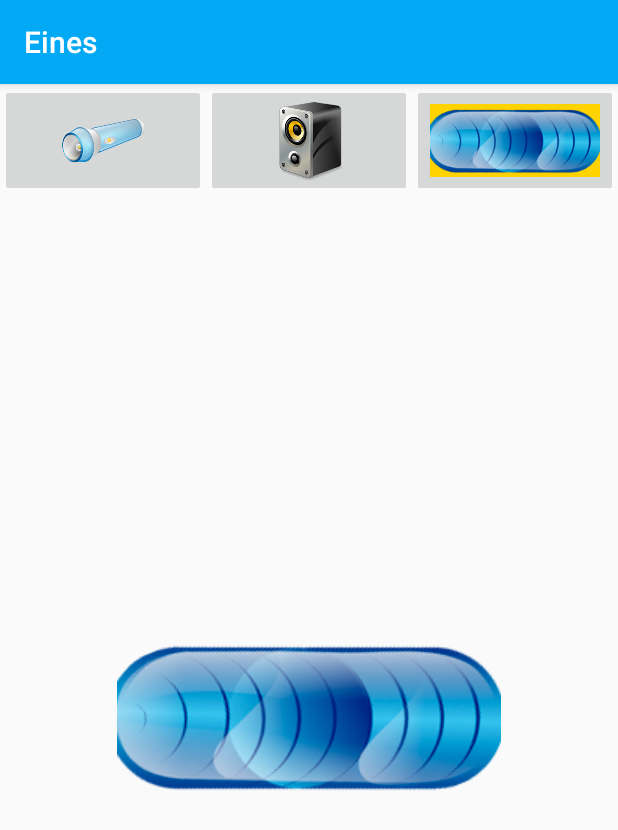
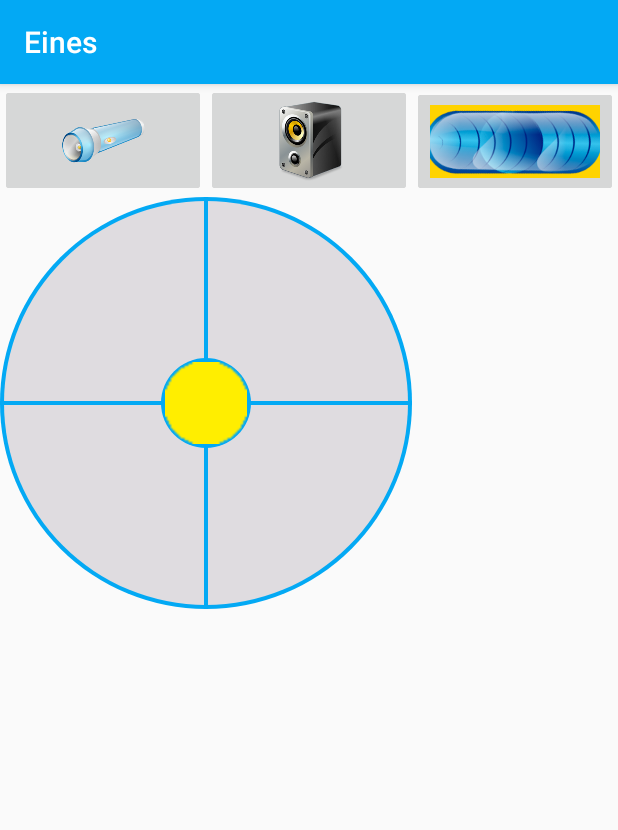
Before and after one commit to sgomera/FragmentsEines, an Android app: the screen it shows after launch (ActividadHerramientas), after a tap on an icon or button, on a phone screen of 412 x 824 dp. Shown: the top 830 px of the screen. Run offline under Robolectric (Android 15) with nearby library versions, the phone set to English and light mode, and no system bars; 1 statement that could not run was skipped.

Commit message:
Nivel working

```diff
--- a/app/src/main/java/com/example/eines/Menu.java
+++ b/app/src/main/java/com/example/eines/Menu.java
@@ -7,7 +7,6 @@ import android.app.Fragment;
 import android.view.LayoutInflater;
 import android.view.View;
 import android.view.ViewGroup;
-import android.widget.Button;
 import android.widget.ImageButton;
 
 
--- a/app/src/main/java/com/example/eines/Nivel.java
+++ b/app/src/main/java/com/example/eines/Nivel.java
@@ -1,29 +1,86 @@
 package com.example.eines;
 
 
+import android.content.Context;
+import android.graphics.Point;
+import android.hardware.Sensor;
+import android.hardware.SensorEvent;
+import android.hardware.SensorEventListener;
+import android.hardware.SensorManager;
+import android.os.Build;
 import android.os.Bundle;
 import android.app.Fragment;
+import android.support.annotation.RequiresApi;
+import android.view.Display;
 import android.view.LayoutInflater;
 import android.view.View;
 import android.view.ViewGroup;
+import android.view.WindowManager;
+import android.widget.Toast;
 
 
 /**
  * A simple {@link Fragment} subclass.
  */
-public class Nivel extends Fragment {
-
+public class Nivel extends Fragment implements SensorEventListener {
+    private SensorManager miManager;
+    private Sensor miSensor;
+    private NivelPantalla pantalla; //haurem de passar info al mètode ángulos de la classe
+                                    //nivelPantalla, per això hem de crear un objecte d'aquesta classa
 
     public Nivel() {
         // Required empty public constructor
     }
 
+    //no tinc clar pq sobreescriu el mètode onCreate i posa a dins allò que surt a la API del sensor Manager
+    @RequiresApi(api = Build.VERSION_CODES.M)
+    @Override
+    public void onCreate(Bundle savedInstanceState) {
+        super.onCreate(savedInstanceState);
+        //en l'exemple de la Api, s'està utilitzant el sensor manager en una activitat, nosaltres
+        //en canvi estem en un fragment. Per tant, el fragment haurà de passar informació a l'activitat
+        //pq en definitiva és la que controlarà tot això:
+        miManager = (SensorManager)getActivity().getSystemService(Context.SENSOR_SERVICE);
+        //amb això hem accedit als sensors del dispositiu i ara hem de crear l'objecte sensor concret:
+        miSensor = miManager.getDefaultSensor(Sensor.TYPE_ACCELEROMETER);
+
+
+        int lado = getResources().getConfiguration().screenWidthDp;
+
+
+        pantalla = new NivelPantalla(getActivity(), lado);
+
+    }
 
     @Override
     public View onCreateView(LayoutInflater inflater, ViewGroup container,
                              Bundle savedInstanceState) {
         // Inflate the layout for this fragment
-        return inflater.inflate(R.layout.fragment_nivel, container, false);
+        //return inflater.inflate(R.layout.fragment_nivel, container, false);
+        return pantalla;
     }
 
+    @Override
+    public void onResume() {
+        super.onResume();
+        miManager.registerListener(this, miSensor, SensorManager.SENSOR_DELAY_GAME);
+    }
+
+    @Override
+    public void onPause() {
+        super.onPause();
+        miManager.unregisterListener(this);
+    }
+
+    //aquest és el mètode que s'executa quan hi ha una varació en el sensor. El que volem és passar aquesta info
+    //de la variació a angulos de la classe NivelPantalla.
+    @Override
+    public void onSensorChanged(SensorEvent event) {
+        pantalla.angulos(event.values);
+    }
+
+    @Override
+    public void onAccuracyChanged(Sensor sensor, int accuracy) {
+
+    }
 }
--- /dev/null
+++ b/app/src/main/java/com/example/eines/NivelPantalla.java
@@ -0,0 +1,136 @@
+package com.example.eines;
+import android.content.Context;
+import android.graphics.Bitmap;
+import android.graphics.Canvas;
+import android.graphics.Color;
+import android.graphics.Paint;
+import android.graphics.drawable.BitmapDrawable;
+import android.os.Build;
+import android.support.annotation.RequiresApi;
+import android.support.v4.content.ContextCompat;
+import android.support.v7.widget.AppCompatImageView;
+import android.widget.ImageView;
+
+import java.text.DecimalFormat;
+
+
+
+public class NivelPantalla extends AppCompatImageView {
+
+    int lado, radio, radioPeq, trazo;
+
+    float[] angulos; // Recibirá las variaciones del sensor
+
+    Bitmap fondo;  //  dibujo de fondo
+
+    Paint trazoDibujo;
+
+    Bitmap burbuja;
+
+    @RequiresApi(api = Build.VERSION_CODES.M)
+    public NivelPantalla(Context contexto, int lado){   // recibe el tamaño del espacio de dibujo con "lado"
+
+        super(contexto);
+
+        this.lado=lado;
+
+        radio=lado/2;
+
+        radioPeq=lado/10;
+
+        trazo=lado/100;
+
+        angulos=new float[2];
+
+        angulos[0]=0;
+
+        angulos[1]=0;
+
+        fondo=iniciaFondo();
+
+        trazoDibujo=new Paint();
+
+  //      trazoDibujo.setColor(Color.BLACK);
+        trazoDibujo.setColor(getResources().getColor(R.color.colorSecondary, null));
+
+        trazoDibujo.setTextSize(20);
+  //      trazoDibujo.setTextAlign(Paint.Align.CENTER);
+
+        BitmapDrawable bola=(BitmapDrawable) ContextCompat.getDrawable(contexto, R.drawable.burbuja);
+
+        burbuja=bola.getBitmap();
+
+        burbuja=Bitmap.createScaledBitmap(burbuja, radioPeq*2, radioPeq*2, true);
+
+    }
+
+
+    @RequiresApi(api = Build.VERSION_CODES.M)
+    private Bitmap iniciaFondo(){
+
+        Bitmap.Config conf=Bitmap.Config.ARGB_4444;
+
+        Bitmap fondo=Bitmap.createBitmap(lado, lado, conf);
+
+        Canvas lienzo=new Canvas(fondo);
+
+        Paint lapiz=new Paint();
+
+       // lapiz.setColor(Color.RED);
+        lapiz.setColor(getResources().getColor(R.color.colorPrimary, null));
+
+        lienzo.drawCircle(radio, radio, radio, lapiz);
+
+        lapiz.setColor(getResources().getColor(R.color.colorSecondary, null));
+
+        lienzo.drawCircle(radio, radio, radio-trazo, lapiz);
+
+        lapiz.setColor(getResources().getColor(R.color.colorPrimary, null));
+
+        lienzo.drawCircle(radio, radio, radioPeq+trazo, lapiz);
+
+        lapiz.setStrokeWidth(trazo);
+
+        lienzo.drawLine(radio, 0, radio, lado, lapiz);
+
+        lienzo.drawLine(0, radio, lado, radio, lapiz);
+
+
+
+        return fondo;
+
+    }
+
+    public void angulos(float[] angulos){
+
+        this.angulos=angulos;
+
+        invalidate();
+
+    }
+
+
+    protected void onMeasure(int widthMeasureSpec, int heightMeasureSpec){  // ajustamos dimensiones de la vista (no trabaja a pantalla completa)
+
+        super.onMeasure(widthMeasureSpec, heightMeasureSpec);
+
+        setMeasuredDimension(lado, lado);
+
+    }
+
+    protected void onDraw(Canvas lienzo){
+
+        super.onDraw(lienzo);
+
+        lienzo.drawBitmap(fondo, 0, 0, null);
+
+        int posX=radio-radioPeq+(int)(angulos[0]/10*radio);
+
+        int posY=radio-radioPeq-(int)(angulos[1]/10*radio);
+
+        lienzo.drawBitmap(burbuja, posX, posY, null);
+
+
+    }
+
+}
--- a/app/src/main/res/layout/fragment_menu.xml
+++ b/app/src/main/res/layout/fragment_menu.xml
@@ -6,10 +6,13 @@
     android:layout_height="match_parent">
 
     <android.support.constraint.ConstraintLayout
-        android:id="@+id/linearLayout"
         android:layout_width="match_parent"
         android:layout_height="wrap_content"
-        android:orientation="horizontal">
+        android:orientation="horizontal"
+        app:layout_constraintEnd_toEndOf="parent"
+        app:layout_constraintHorizontal_bias="0.5"
+        app:layout_constraintStart_toStartOf="parent"
+        tools:layout_editor_absoluteX="8dp">
 
         <ImageButton
             android:id="@+id/linterna"
@@ -36,15 +39,16 @@
         <ImageButton
             android:id="@+id/nivel"
             android:layout_width="0dp"
-            android:layout_height="75dp"
+            android:layout_height="74dp"
             android:scaleType="centerInside"
             app:layout_constraintBottom_toBottomOf="parent"
             app:layout_constraintEnd_toEndOf="parent"
             app:layout_constraintHorizontal_bias="0.5"
             app:layout_constraintStart_toEndOf="@+id/musica"
             app:layout_constraintTop_toTopOf="parent"
-            app:layout_constraintVertical_bias="0.0"
+            app:layout_constraintVertical_bias="1.0"
             app:srcCompat="@drawable/nivel" />
+
     </android.support.constraint.ConstraintLayout>
 
 
--- a/app/src/main/res/layout/fragment_nivel.xml
+++ b/app/src/main/res/layout/fragment_nivel.xml
@@ -14,7 +14,7 @@
             android:id="@+id/linterna"
             android:layout_width="match_parent"
             android:layout_height="match_parent"
-            android:contentDescription="@string/flashlight_image"
+            android:contentDescription="@string/level_image"
             android:scaleType="centerInside"
             android:src="@drawable/nivel"
             app:layout_constraintBottom_toBottomOf="parent"
--- a/app/src/main/res/values/colors.xml
+++ b/app/src/main/res/values/colors.xml
@@ -2,5 +2,6 @@
 <resources>
     <color name="colorPrimary">#03A9F4</color>
     <color name="colorPrimaryDark">#0288D1</color>
-    <color name="colorAccent">#FFC107</color>
+    <color name="colorAccent">#FFD302</color>
+    <color name="colorSecondary">#DFDCE0</color>
 </resources>
--- a/app/src/main/res/values/strings.xml
+++ b/app/src/main/res/values/strings.xml
@@ -4,4 +4,6 @@
     <!-- TODO: Remove or change this placeholder text -->
     <string name="hello_blank_fragment">Hello blank fragment</string>
     <string name="flashlight_image">flashlight image</string>
+    <string name="level_image">level image</string>
+
 </resources>
```
Also changed, not shown: app/src/main/res/drawable/burbuja.png (added).
